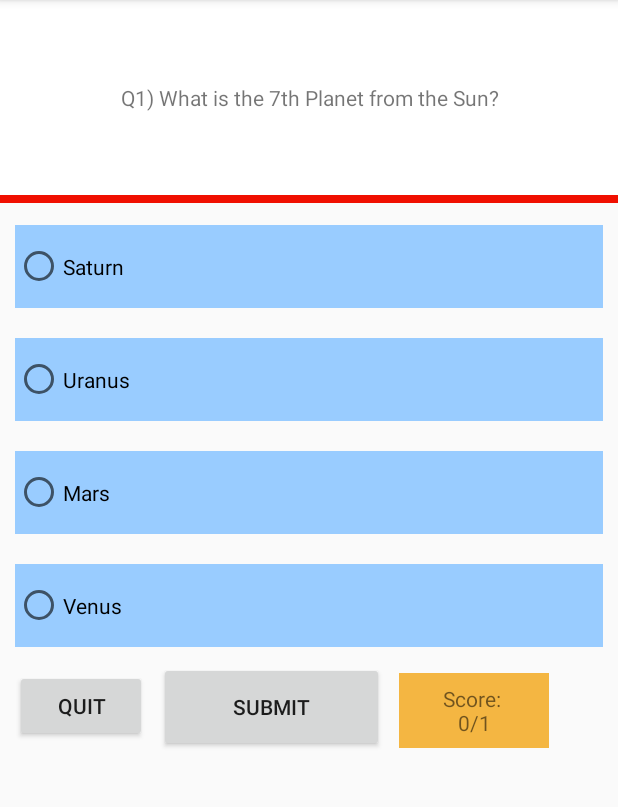
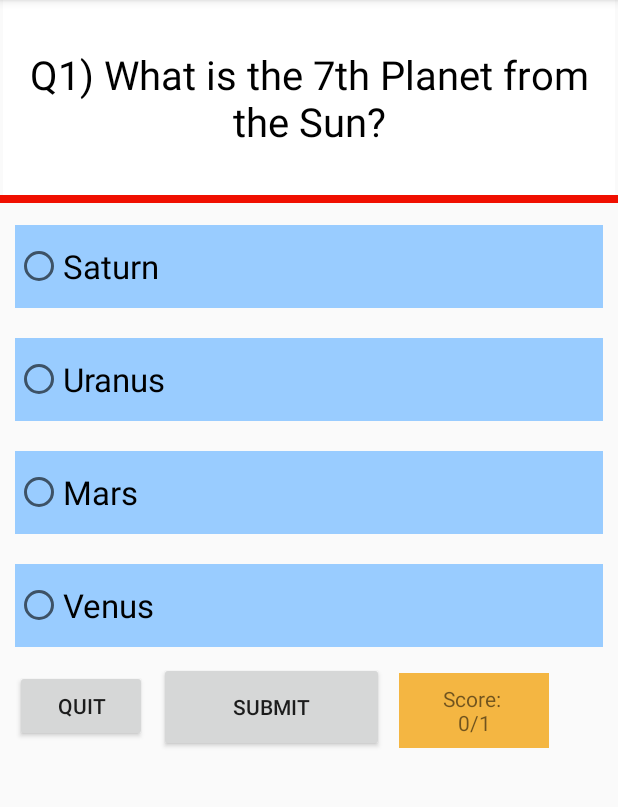
Before and after one commit to zachary-D/EE408-Project-1, an Android app: the QuestionActivity screen opened directly, with no data from a screen before it, on a phone screen of 412 x 824 dp, the part 84-891 px from its top. Run offline under Robolectric (Android 15) with nearby library versions, the phone set to English and light mode, and no system bars.

Commit message:
Updated some formatting

```diff
--- a/app/src/main/res/layout/activity_main.xml
+++ b/app/src/main/res/layout/activity_main.xml
@@ -45,7 +45,9 @@
             android:text="Start Quiz!"
             android:layout_marginLeft= "60dp"
             android:layout_marginBottom= "10dp"
-            android:id="@+id/startQuiz" />
+            android:textSize="10pt"
+            android:id="@+id/startQuiz"
+            android:gravity="center"/>
 
 
     </RelativeLayout>
--- a/app/src/main/res/layout/activity_question.xml
+++ b/app/src/main/res/layout/activity_question.xml
@@ -16,6 +16,10 @@
             android:layout_width="fill_parent"
             android:layout_height="130dp"
             android:background="#ffffff"
+            android:textSize="12pt"
+            android:layout_marginLeft="2dp"
+            android:layout_marginRight="2dp"
+            android:textColor="#000000"
             android:gravity="center"/>
 
         <View
@@ -38,7 +42,9 @@
                 android:layout_height="55dp"
                 android:layout_marginLeft="10dp"
                 android:layout_marginTop="20dp"
-                android:layout_marginRight="10dp" />
+                android:layout_marginRight="10dp"
+                android:textColor="#000000"
+                android:textSize="10pt"/>
 
             <RadioButton
                 android:id="@+id/choice2"
@@ -46,7 +52,9 @@
                 android:layout_height="55dp"
                 android:layout_marginLeft="10dp"
                 android:layout_marginTop="20dp"
-                android:layout_marginRight="10dp" />
+                android:layout_marginRight="10dp"
+                android:textColor="#000000"
+                android:textSize="10pt"/>
 
             <RadioButton
                 android:id="@+id/choice3"
@@ -54,7 +62,9 @@
                 android:layout_height="55dp"
                 android:layout_marginLeft="10dp"
                 android:layout_marginTop="20dp"
-                android:layout_marginRight="10dp" />
+                android:layout_marginRight="10dp"
+                android:textColor="#000000"
+                android:textSize="10pt"/>
 
             <RadioButton
                 android:id="@+id/choice4"
@@ -62,7 +72,9 @@
                 android:layout_height="55dp"
                 android:layout_marginLeft="10dp"
                 android:layout_marginTop="20dp"
-                android:layout_marginRight="10dp" />
+                android:layout_marginRight="10dp"
+                android:textColor="#000000"
+                android:textSize="10pt"/>
 
     </RadioGroup>
 
```
